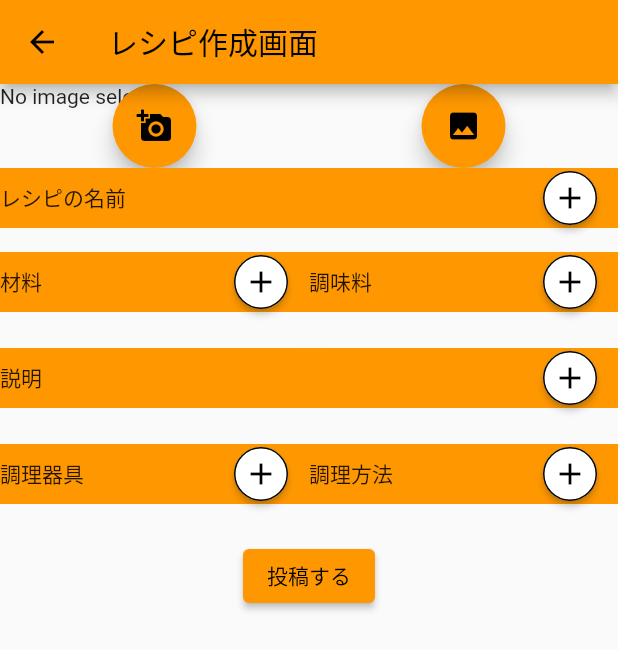
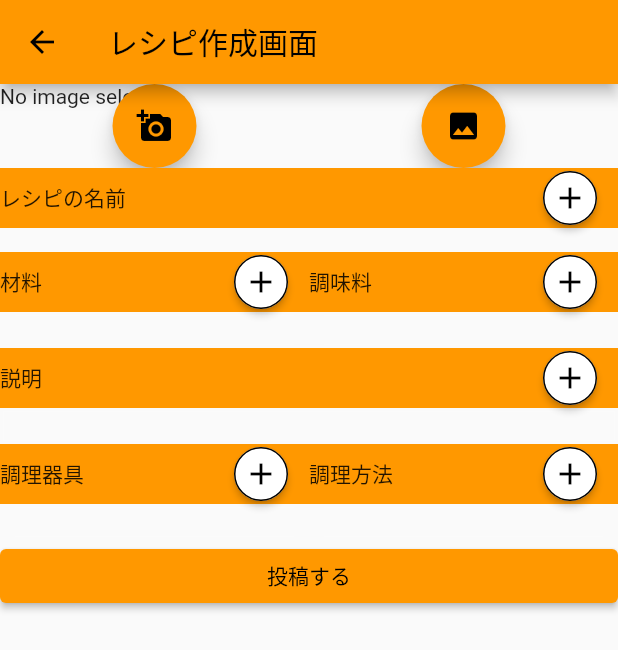
Before and after one commit to enpitut2021/phoenix, a Flutter app: the UpLoadRecipe screen opened by its route, on a phone screen of 412 x 824 dp. Shown: the top 650 px of the screen. Run offline on Flutter 3.47's test engine with Material 2 defaults, Android fonts, the phone set to English and light mode, and no system bars; our stand-ins replace cloud_firestore, firebase_core, firebase_storage, image_picker; missing offline and left inert: cloud_firestore_web, firebase_core_web, firebase_storage_web, flutter_keyboard_visibility_web, image_picker_for_web; accounts and stored records are empty.

Commit message:
治った

```diff
--- a/lib/pages/upload_recipe/make_widget.dart
+++ b/lib/pages/upload_recipe/make_widget.dart
@@ -6,7 +6,7 @@ import 'package:phoenix/recipe/recipe_models.dart';
 
 class MakeWidget {
   late Recipe recipe;
-  late Function state; //み込みたい（願望）
+  late Function state;
   String name = "";
   String amount = "";
 
@@ -15,7 +15,8 @@ class MakeWidget {
       required Size screenSize,
       required void Function()? onTap,
       required MyImage imagepicker}) {
-    Widget setrecipewidget = Column(
+    Widget setrecipewidget = ListView(
+      shrinkWrap: true,
       children: [
         // 画像,
         imagepicker.imageAsset(),
@@ -70,35 +71,6 @@ class MakeWidget {
       ],
     );
 
-// Widget setRecipe(
-//     {required Size screenSize,
-//     required Recipe recipe,
-//     required void Function()? onTap,
-//     required MyImage imagepicker}) {
-//   return Column(
-//     children: [
-//       // 画像,
-//       imagepicker.imageAsset(),
-//       _labelWithButton('レシピの名前', screenSize.width),
-//       Text(recipe.recipename),
-//       Row(
-//         children: <Widget>[
-//           menueDetailMaterial(
-//               materials: recipe.toFoodstuffs(recipe.ingredients),
-//               screenwidth: screenSize.width / 2.2,
-//               titlewidget: _labelWithButton('材料', screenSize.width / 2)),
-//           menueDetailMaterial(
-//               materials: recipe.toFoodstuffs(recipe.spices),
-//               screenwidth: screenSize.width / 2.2,
-//               titlewidget: _labelWithButton('調味料', screenSize.width / 2)),
-//         ],
-//       ),
-//       menueDetailMaterial(
-//           materials: recipe.explain,
-//           screenwidth: screenSize.width / 2,
-//           titlewidget: _labelWithButton('説明', screenSize.width)),
-//       Row(
-//
     return setrecipewidget;
   }
 
--- a/lib/pages/upload_recipe/upload_page.dart
+++ b/lib/pages/upload_recipe/upload_page.dart
@@ -19,13 +19,12 @@ class UpLoadRecipe extends StatefulWidget {
 
 class _UpLoadRecipeState extends State<UpLoadRecipe> with MakeWidget {
   MyImage imagePicker = MyImage();
-  _UpLoadRecipeState() {
-    imagePicker.setstate = setState;
-  }
+
   @override
   void initState() {
     super.initState();
     state = setState;
+    imagePicker.setstate = setState;
     recipe = Recipe(
         id: '',
         recipename: '',
```
Also changed, not shown: 1 other file.
